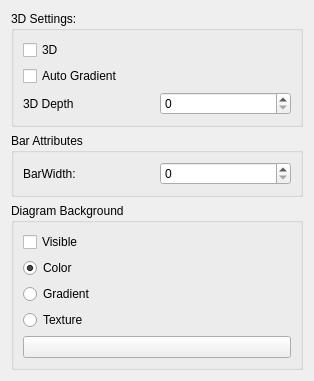
KDAB/KDChart, file examples/demo/diagramsettings.ui: the form before one commit.
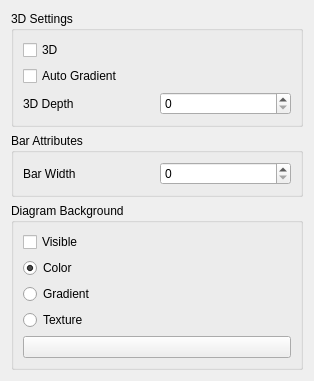
The form after the commit.

```diff
--- a/examples/demo/diagramsettings.ui
+++ b/examples/demo/diagramsettings.ui
@@ -7,7 +7,7 @@
     <x>0</x>
     <y>0</y>
     <width>314</width>
-    <height>351</height>
+    <height>357</height>
    </rect>
   </property>
   <property name="windowTitle">
@@ -17,7 +17,7 @@
    <item>
     <widget class="QGroupBox" name="groupBox">
      <property name="title">
-      <string>3D Settings:</string>
+      <string>3D Settings</string>
      </property>
      <layout class="QVBoxLayout" name="verticalLayout_2">
       <item>
@@ -62,7 +62,7 @@
         <item>
          <widget class="QLabel" name="label_2">
           <property name="text">
-           <string>BarWidth:</string>
+           <string>Bar Width</string>
           </property>
          </widget>
         </item>
```
